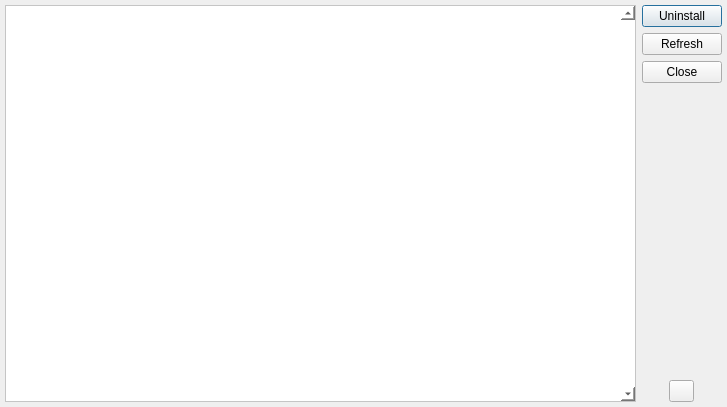
Before: the Qt Designer form oPB/ui/quickuninstall.ui in pandel/opsiPackageBuilder, drawn with Qt 5.
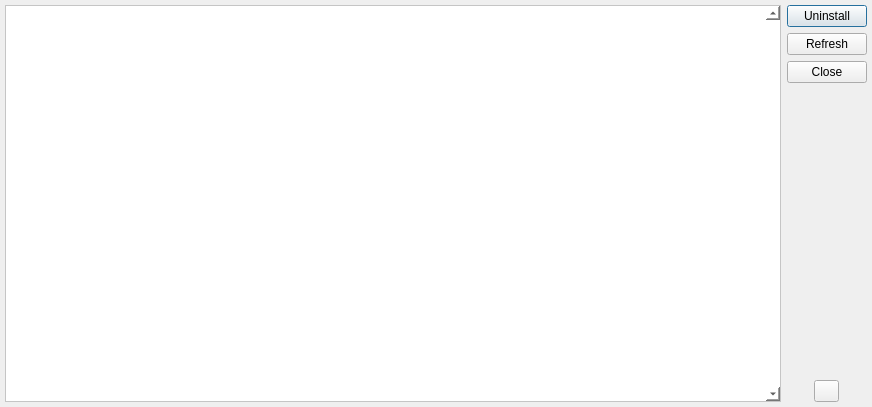
After: the same form once the commit is applied. Icons and pictures are not drawn.

The edit to the form file:
```diff
--- a/oPB/ui/quickuninstall.ui
+++ b/oPB/ui/quickuninstall.ui
@@ -9,7 +9,7 @@
    <rect>
     <x>0</x>
     <y>0</y>
-    <width>727</width>
+    <width>872</width>
     <height>407</height>
    </rect>
   </property>
```
Left out of the diff: 2 changed lines with no effect on the pictures.
